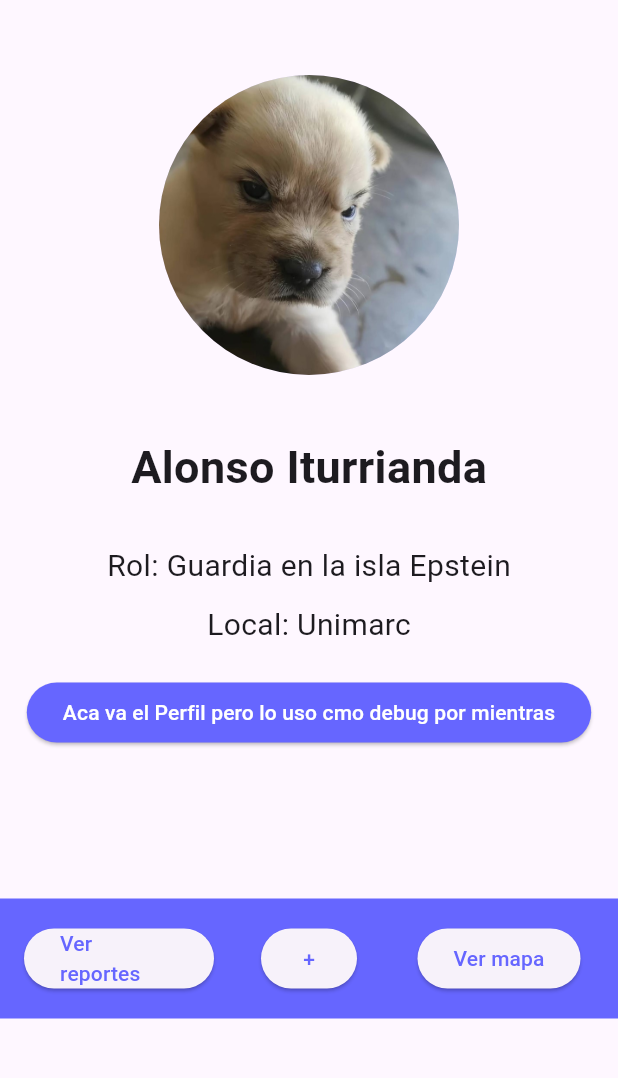
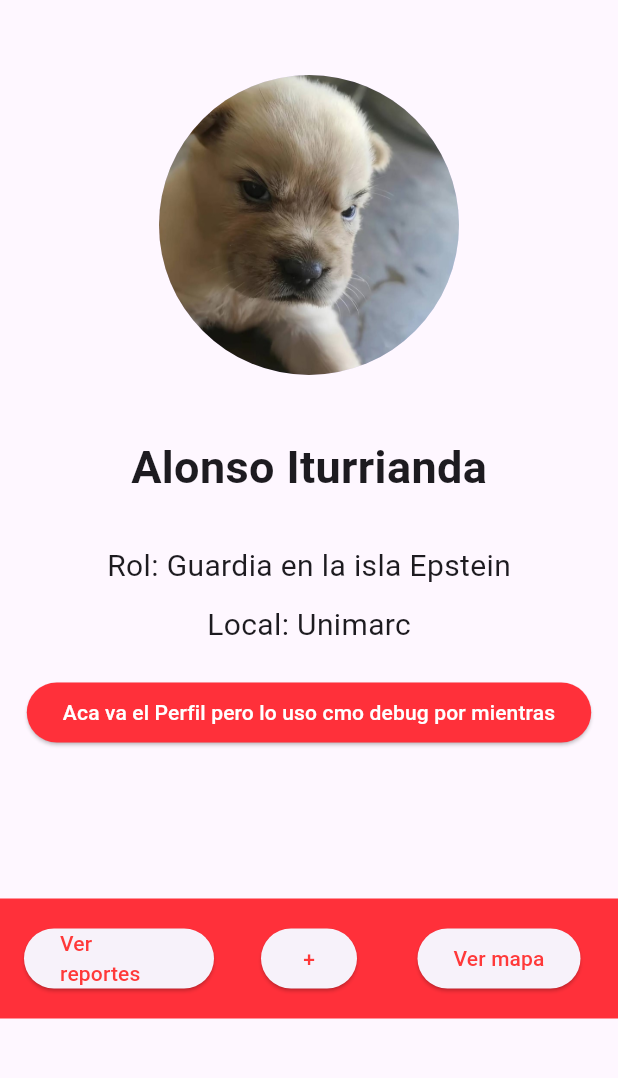
Before and after one commit to Allycathe/GATE, a Flutter app: the screen it shows after launch, on a phone screen of 412 x 824 dp, the part 84-1162 px from its top. Run offline on Flutter 3.47's test engine with Material 3 defaults, Android fonts, the light colour scheme and no system bars; our stand-ins replace flutter_map, geolocator, latlong2.

Commit message:
Agregue configuracion de interfaz

```diff
--- a/gate/lib/config.dart
+++ b/gate/lib/config.dart
@@ -1,6 +1,13 @@
 import 'package:flutter/material.dart';
+
+// Configuracion de backend
+const String baseUrl = 'https://gate.blade.dedyn.io';
+
 
 // Configuraciones de interfaz
 
-const interfaceColor = Color.fromARGB(255, 102, 102, 255); // Default interfaceColor.fromARGB(255, 102, 102, 255)
-const textOptionColor = Color.fromARGB(255, 102, 102, 255); // Default textOptionColor.fromARGB(255, 102, 102, 255)
+// Default interfaceColor.fromARGB(255, 102, 102, 255)
+// Default textOptionColor.fromARGB(255, 102, 102, 255)
+
+const interfaceColor = Color.fromARGB(255, 255, 48, 58);
+const textOptionColor = Color.fromARGB(255, 255, 57, 57);
```
